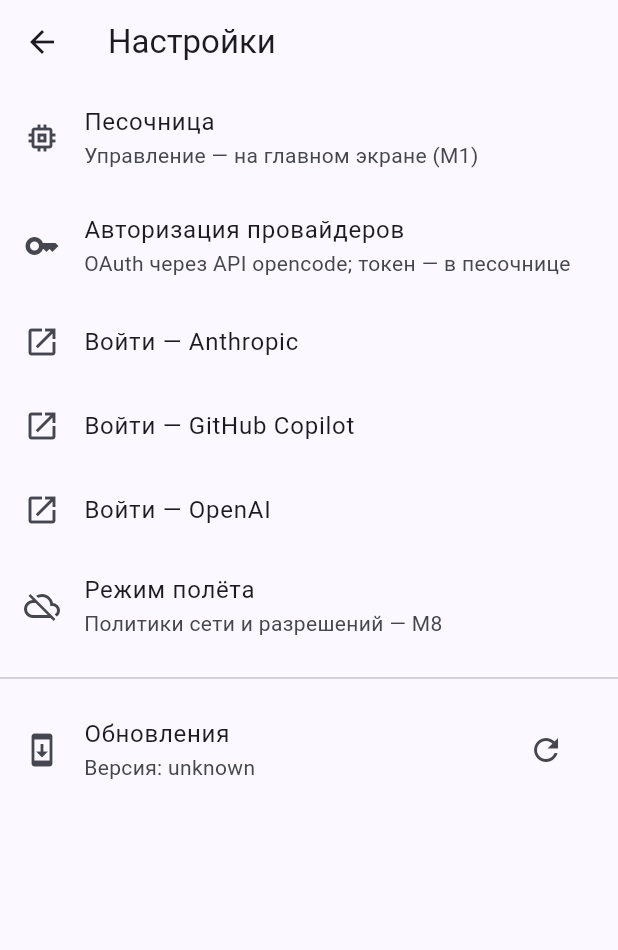
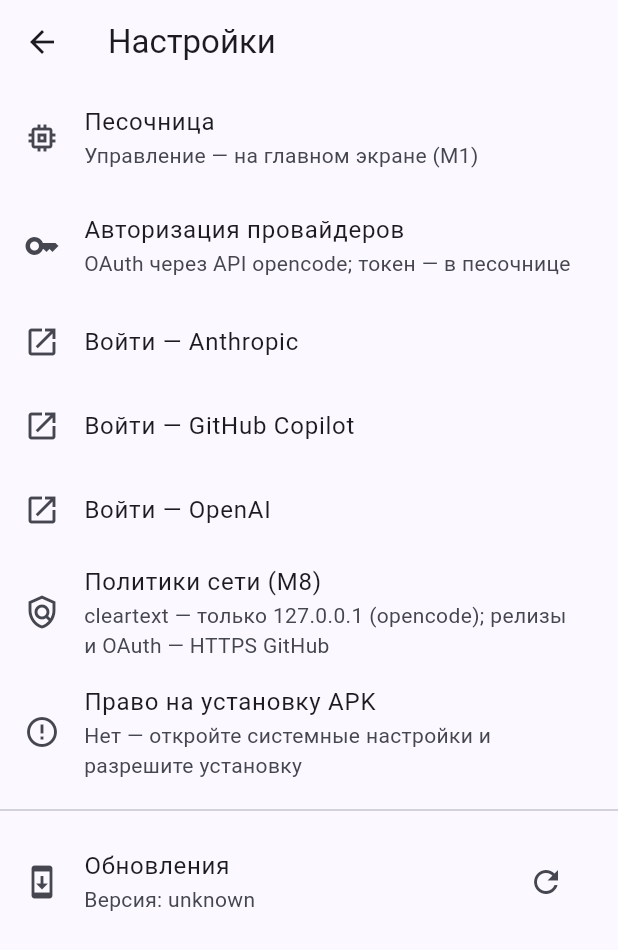
Before and after one commit to oustery/pocketforge, a Flutter app: the screen it shows after launch, after a tap on the "settings" icon, on a phone screen of 412 x 824 dp. Shown: the top 950 px of the screen. Run offline on Flutter 3.47's test engine with Material 3 defaults, Android fonts, the phone set to English and light mode, and no system bars; our stand-ins replace dio, flutter_markdown_plus, flutter_riverpod, flutter_secure_storage, go_router, material_ui; network calls fail.

Commit message:
M8: полировка и бета — право установки APK в настройках (canRequestInstall), история терминала в UI, аудит разрешений манифеста, версия 0.3.0+3, отчёт M8

```diff
--- a/lib/features/settings/settings_page.dart
+++ b/lib/features/settings/settings_page.dart
@@ -48,10 +48,14 @@ class SettingsPage extends StatelessWidget {
             onTap: () => context.push('/auth/openai'),
           ),
           const ListTile(
-            leading: Icon(Icons.cloud_off),
-            title: Text('Режим полёта'),
-            subtitle: Text('Политики сети и разрешений — M8'),
+            leading: Icon(Icons.policy_outlined),
+            title: Text('Политики сети (M8)'),
+            subtitle: Text(
+              'cleartext — только 127.0.0.1 (opencode); '
+              'релизы и OAuth — HTTPS GitHub',
+            ),
           ),
+          const InstallPermissionRow(),
           const Divider(height: 24),
           const UpdateSection(),
         ],
@@ -225,3 +229,62 @@ class _UpdateSectionState extends ConsumerState<UpdateSection> {
     );
   }
 }
+
+/// M8: статус права на установку APK (REQUEST_INSTALL_PACKAGES) с быстрым
+/// переходом в системные настройки, если право не выдано.
+class InstallPermissionRow extends ConsumerStatefulWidget {
+  /// Создаёт строку статуса.
+  const InstallPermissionRow({super.key});
+
+  @override
+  ConsumerState<InstallPermissionRow> createState() =>
+      _InstallPermissionRowState();
+}
+
+class _InstallPermissionRowState
+    extends ConsumerState<InstallPermissionRow> {
+  bool? _granted;
+
+  @override
+  void initState() {
+    super.initState();
+    unawaited(_refresh());
+  }
+
+  Future<void> _refresh() async {
+    final granted = await ref.read(updateServiceProvider).canRequestInstall();
+    if (mounted) {
+      setState(() => _granted = granted);
+    }
+  }
+
+  @override
+  Widget build(BuildContext context) {
+    final granted = _granted;
+    return ListTile(
+      leading: Icon(
+        granted == null
+            ? Icons.help_outline
+            : granted
+                ? Icons.check_circle_outline
+                : Icons.error_outline,
+      ),
+      title: const Text('Право на установку APK'),
+      subtitle: Text(
+        granted == null
+            ? 'Проверяется…'
+            : granted
+                ? 'Разрешено — in-app обновления ставятся без вопросов'
+                : 'Нет — откройте системные настройки и разрешите установку',
+      ),
+      onTap: granted == false
+          ? () async {
+              await ref
+                  .read(updateServiceProvider)
+                  .openInstallPermissionSettings();
+              await _refresh();
+            }
+          : null,
+    );
+  }
+}
--- a/lib/features/update/update_service.dart
+++ b/lib/features/update/update_service.dart
@@ -139,6 +139,17 @@ class UpdateService {
   Future<void> openInstallPermissionSettings() async {
     await _channel.invokeMethod<void>('openInstallPermissionSettings');
   }
+
+  /// Право на установку APK (REQUEST_INSTALL_PACKAGES, M8).
+  ///
+  /// На платформах без канала (тесты) возвращает false.
+  Future<bool> canRequestInstall() async {
+    try {
+      return await _channel.invokeMethod<bool>('canRequestInstall') ?? false;
+    } on Exception {
+      return false;
+    }
+  }
 }
 
 /// Сравнение семантических версий: -1 / 0 / 1.
--- a/pocketforge-appcast.json
+++ b/pocketforge-appcast.json
@@ -1,5 +1,5 @@
 {
-  "version": "0.2.0",
-  "apkUrl": "https://github.com/oustery/pocketforge/releases/latest/download/pocketforge-v0.2.0-arm64.apk",
-  "notes": "M7: терминал песочницы (обзор + команды в proot); релизные APK подписаны release-ключом PocketForge"
+  "version": "0.3.0",
+  "apkUrl": "https://github.com/oustery/pocketforge/releases/latest/download/pocketforge-v0.3.0-arm64.apk",
+  "notes": "M8: политики сети и разрешений в настройках, история команд в терминале; все вехи M0-M8 закрыты"
 }
--- a/pubspec.yaml
+++ b/pubspec.yaml
@@ -1,7 +1,7 @@
 name: pocketforge
 description: "PocketForge — локальный OpenCode-агент на Android: proot-песочница с Alpine + opencode serve, чат, git, файлы."
 publish_to: "none"
-version: 0.2.0+2
+version: 0.3.0+3
 
 environment:
   # Dart SDK из Flutter 3.50.0 stable
```
Also changed, not shown: lib/features/terminal/terminal_page.dart (+31 -0 lines), 4 other files.
